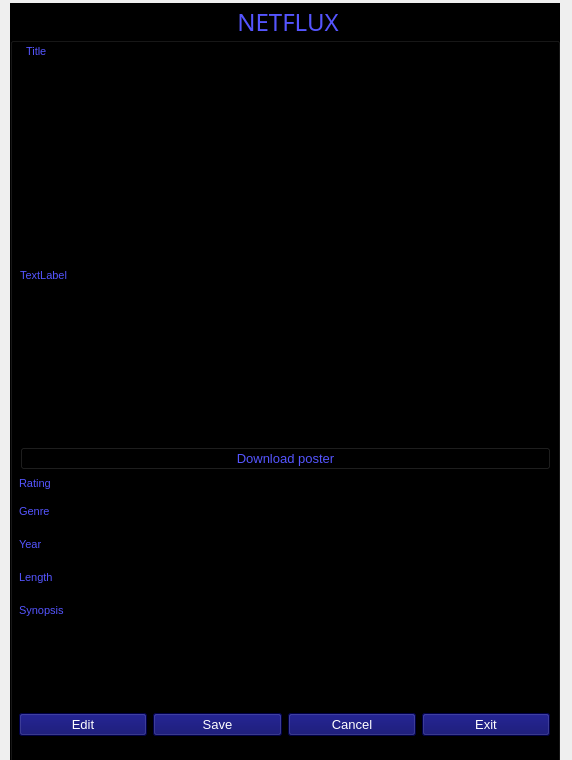
Above: NetfluxApp/moviecard.ui from omrmeh/netflux before the change. Below: the same form after it.
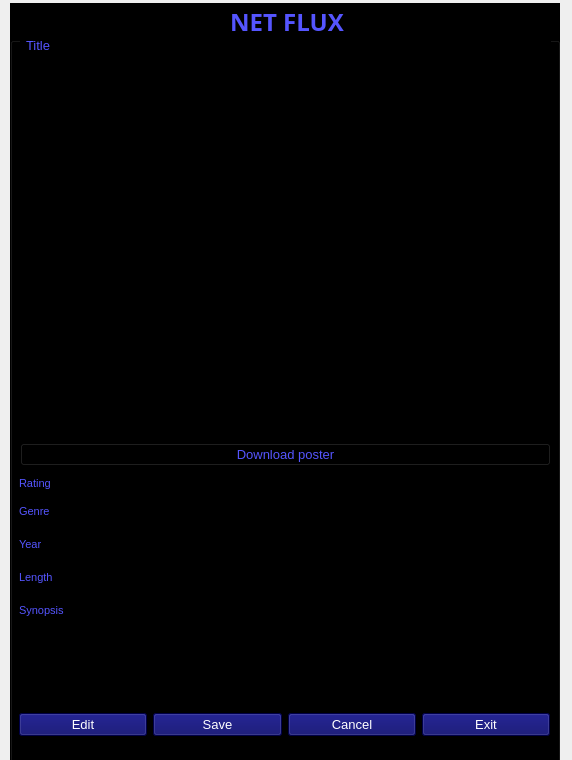
That is the form after the change.

The edit to the form file:
```diff
--- a/NetfluxApp/moviecard.ui
+++ b/NetfluxApp/moviecard.ui
@@ -26,6 +26,8 @@
     <font>
      <family>Harrington</family>
      <pointsize>18</pointsize>
+     <weight>75</weight>
+     <bold>true</bold>
     </font>
    </property>
    <property name="styleSheet">
@@ -34,7 +36,7 @@
 color: rgb(85, 85, 255);</string>
    </property>
    <property name="title">
-    <string>NETFLUX</string>
+    <string>NET FLUX</string>
    </property>
    <property name="alignment">
     <set>Qt::AlignCenter</set>
@@ -43,9 +45,9 @@
     <property name="geometry">
      <rect>
       <x>10</x>
-      <y>42</y>
+      <y>35</y>
       <width>531</width>
-      <height>68</height>
+      <height>71</height>
      </rect>
     </property>
     <layout class="QFormLayout" name="formLayout">
@@ -54,7 +56,7 @@
        <property name="font">
         <font>
          <family>Arial</family>
-         <pointsize>8</pointsize>
+         <pointsize>10</pointsize>
         </font>
        </property>
        <property name="text">
@@ -89,7 +91,13 @@
     </property>
     <layout class="QVBoxLayout" name="verticalLayout">
      <item>
-      <widget class="QLabel" name="label_7">
+      <widget class="QLabel" name="labPoster">
+       <property name="maximumSize">
+        <size>
+         <width>529</width>
+         <height>324</height>
+        </size>
+       </property>
        <property name="font">
         <font>
          <family>Arial</family>
@@ -97,7 +105,10 @@
         </font>
        </property>
        <property name="text">
-        <string>TextLabel</string>
+        <string/>
+       </property>
+       <property name="scaledContents">
+        <bool>true</bool>
        </property>
       </widget>
      </item>
```
Left out of the diff: 2 changed lines with no effect on the pictures.
